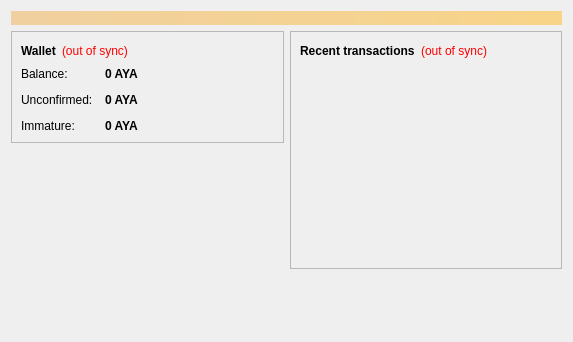
Above: src/qt/forms/overviewpage.ui from Aryacoin/Aryacoin before the change. Below: the same form after it.
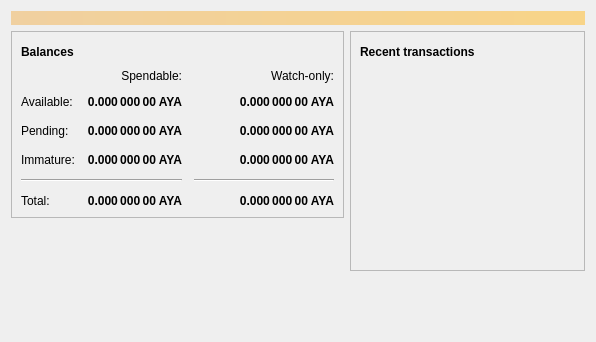
That is the form after the change. Icons and pictures are not drawn.

Patch:
```diff
--- a/src/qt/forms/overviewpage.ui
+++ b/src/qt/forms/overviewpage.ui
@@ -6,7 +6,7 @@
    <rect>
     <x>0</x>
     <y>0</y>
-    <width>573</width>
+    <width>596</width>
     <height>342</height>
    </rect>
   </property>
@@ -20,7 +20,7 @@
       <bool>false</bool>
      </property>
      <property name="styleSheet">
-      <string notr="true">background-color: qlineargradient(x1: 0, y1: 0, x2: 1, y2: 0, stop:0 #F0D0A0, stop:1 #F8D488); color:#000000;</string>
+      <string notr="true">QLabel { background-color: qlineargradient(x1: 0, y1: 0, x2: 1, y2: 0, stop:0 #F0D0A0, stop:1 #F8D488); color:#000000; }</string>
      </property>
      <property name="wordWrap">
       <bool>true</bool>
@@ -54,27 +54,197 @@
                </font>
               </property>
               <property name="text">
-               <string>Wallet</string>
+               <string>Balances</string>
               </property>
              </widget>
             </item>
             <item>
-             <widget class="QLabel" name="labelWalletStatus">
+             <widget class="QPushButton" name="labelWalletStatus">
+              <property name="enabled">
+               <bool>false</bool>
+              </property>
+              <property name="maximumSize">
+               <size>
+                <width>30</width>
+                <height>16777215</height>
+               </size>
+              </property>
               <property name="toolTip">
                <string>The displayed information may be out of date. Your wallet automatically synchronizes with the Aryacoin network after a connection is established, but this process has not completed yet.</string>
               </property>
-              <property name="styleSheet">
-               <string notr="true">QLabel { color: red; }</string>
-              </property>
               <property name="text">
-               <string notr="true">(out of sync)</string>
+               <string/>
               </property>
-              <property name="alignment">
-               <set>Qt::AlignLeading|Qt::AlignLeft|Qt::AlignVCenter</set>
+              <property name="icon">
+               <iconset resource="../bitcoin.qrc">
+                <normaloff>:/icons/warning</normaloff>
+                <disabledoff>:/icons/warning</disabledoff>:/icons/warning</iconset>
+              </property>
+              <property name="iconSize">
+               <size>
+                <width>24</width>
+                <height>24</height>
+               </size>
+              </property>
+              <property name="flat">
+               <bool>true</bool>
               </property>
              </widget>
             </item>
             <item>
+             <spacer name="horizontalSpacer_3">
+              <property name="orientation">
+               <enum>Qt::Horizontal</enum>
+              </property>
+              <property name="sizeHint" stdset="0">
+               <size>
+                <width>40</width>
+                <height>20</height>
+               </size>
+              </property>
+             </spacer>
+            </item>
+           </layout>
+          </item>
+          <item>
+           <layout class="QGridLayout" name="gridLayout">
+            <property name="spacing">
+             <number>12</number>
+            </property>
+            <item row="2" column="2">
+             <widget class="QLabel" name="labelWatchPending">
+              <property name="font">
+               <font>
+                <weight>75</weight>
+                <bold>true</bold>
+               </font>
+              </property>
+              <property name="cursor">
+               <cursorShape>IBeamCursor</cursorShape>
+              </property>
+              <property name="toolTip">
+               <string>Unconfirmed transactions to watch-only addresses</string>
+              </property>
+              <property name="text">
+               <string notr="true">0.000 000 00 AYA</string>
+              </property>
+              <property name="alignment">
+               <set>Qt::AlignRight|Qt::AlignTrailing|Qt::AlignVCenter</set>
+              </property>
+              <property name="textInteractionFlags">
+               <set>Qt::LinksAccessibleByMouse|Qt::TextSelectableByKeyboard|Qt::TextSelectableByMouse</set>
+              </property>
+             </widget>
+            </item>
+            <item row="2" column="1">
+             <widget class="QLabel" name="labelUnconfirmed">
+              <property name="font">
+               <font>
+                <weight>75</weight>
+                <bold>true</bold>
+               </font>
+              </property>
+              <property name="cursor">
+               <cursorShape>IBeamCursor</cursorShape>
+              </property>
+              <property name="toolTip">
+               <string>Total of transactions that have yet to be confirmed, and do not yet count toward the spendable balance</string>
+              </property>
+              <property name="text">
+               <string notr="true">0.000 000 00 AYA</string>
+              </property>
+              <property name="alignment">
+               <set>Qt::AlignRight|Qt::AlignTrailing|Qt::AlignVCenter</set>
+              </property>
+              <property name="textInteractionFlags">
+               <set>Qt::LinksAccessibleByMouse|Qt::TextSelectableByKeyboard|Qt::TextSelectableByMouse</set>
+              </property>
+             </widget>
+            </item>
+            <item row="3" column="2">
+             <widget class="QLabel" name="labelWatchImmature">
+              <property name="font">
+               <font>
+                <weight>75</weight>
+                <bold>true</bold>
+               </font>
+              </property>
+              <property name="cursor">
+               <cursorShape>IBeamCursor</cursorShape>
+              </property>
+              <property name="toolTip">
+               <string>Mined balance in watch-only addresses that has not yet matured</string>
+              </property>
+              <property name="text">
+               <string notr="true">0.000 000 00 AYA</string>
+              </property>
+              <property name="alignment">
+               <set>Qt::AlignRight|Qt::AlignTrailing|Qt::AlignVCenter</set>
+              </property>
+              <property name="textInteractionFlags">
+               <set>Qt::LinksAccessibleByMouse|Qt::TextSelectableByKeyboard|Qt::TextSelectableByMouse</set>
+              </property>
+             </widget>
+            </item>
+            <item row="4" column="0" colspan="2">
+             <widget class="Line" name="line">
+              <property name="orientation">
+               <enum>Qt::Horizontal</enum>
+              </property>
+             </widget>
+            </item>
+            <item row="4" column="2">
+             <widget class="Line" name="lineWatchBalance">
+              <property name="sizePolicy">
+               <sizepolicy hsizetype="Preferred" vsizetype="Fixed">
+                <horstretch>0</horstretch>
+                <verstretch>0</verstretch>
+               </sizepolicy>
+              </property>
+              <property name="minimumSize">
+               <size>
+                <width>140</width>
+                <height>0</height>
+               </size>
+              </property>
+              <property name="orientation">
+               <enum>Qt::Horizontal</enum>
+              </property>
+             </widget>
+            </item>
+            <item row="5" column="0">
+             <widget class="QLabel" name="labelTotalText">
+              <property name="text">
+               <string>Total:</string>
+              </property>
+             </widget>
+            </item>
+            <item row="3" column="1">
+             <widget class="QLabel" name="labelImmature">
+              <property name="font">
+               <font>
+                <weight>75</weight>
+                <bold>true</bold>
+               </font>
+              </property>
+              <property name="cursor">
+               <cursorShape>IBeamCursor</cursorShape>
+              </property>
+              <property name="toolTip">
+               <string>Mined balance that has not yet matured</string>
+              </property>
+              <property name="text">
+               <string notr="true">0.000 000 00 AYA</string>
+              </property>
+              <property name="alignment">
+               <set>Qt::AlignRight|Qt::AlignTrailing|Qt::AlignVCenter</set>
+              </property>
+              <property name="textInteractionFlags">
+               <set>Qt::LinksAccessibleByMouse|Qt::TextSelectableByKeyboard|Qt::TextSelectableByMouse</set>
+              </property>
+             </widget>
+            </item>
+            <item row="2" column="3">
              <spacer name="horizontalSpacer_2">
               <property name="orientation">
                <enum>Qt::Horizontal</enum>
@@ -87,28 +257,15 @@
               </property>
              </spacer>
             </item>
-           </layout>
-          </item>
-          <item>
-           <layout class="QFormLayout" name="formLayout_2">
-            <property name="fieldGrowthPolicy">
-             <enum>QFormLayout::AllNonFixedFieldsGrow</enum>
-            </property>
-            <property name="horizontalSpacing">
-             <number>12</number>
-            </property>
-            <property name="verticalSpacing">
-             <number>12</number>
-            </property>
-            <item row="0" column="0">
-             <widget class="QLabel" name="label">
+            <item row="3" column="0">
+             <widget class="QLabel" name="labelImmatureText">
               <property name="text">
-               <string>Balance:</string>
+               <string>Immature:</string>
               </property>
              </widget>
             </item>
-            <item row="0" column="1">
-             <widget class="QLabel" name="labelBalance">
+            <item row="5" column="1">
+             <widget class="QLabel" name="labelTotal">
               <property name="font">
                <font>
                 <weight>75</weight>
@@ -122,22 +279,60 @@
                <string>Your current balance</string>
               </property>
               <property name="text">
-               <string notr="true">0 AYA</string>
+               <string notr="true">0.000 000 00 AYA</string>
               </property>
+              <property name="alignment">
+               <set>Qt::AlignRight|Qt::AlignTrailing|Qt::AlignVCenter</set>
+              </property>
               <property name="textInteractionFlags">
                <set>Qt::LinksAccessibleByMouse|Qt::TextSelectableByKeyboard|Qt::TextSelectableByMouse</set>
               </property>
              </widget>
             </item>
+            <item row="5" column="2">
+             <widget class="QLabel" name="labelWatchTotal">
+              <property name="font">
+               <font>
+                <weight>75</weight>
+                <bold>true</bold>
+               </font>
+              </property>
+              <property name="cursor">
+               <cursorShape>IBeamCursor</cursorShape>
+              </property>
+              <property name="toolTip">
+               <string>Current total balance in watch-only addresses</string>
+              </property>
+              <property name="text">
+               <string notr="true">0.000 000 00 AYA</string>
+              </property>
+              <property name="alignment">
+               <set>Qt::AlignRight|Qt::AlignTrailing|Qt::AlignVCenter</set>
+              </property>
+              <property name="textInteractionFlags">
+               <set>Qt::LinksAccessibleByMouse|Qt::TextSelectableByKeyboard|Qt::TextSelectableByMouse</set>
+              </property>
+             </widget>
+            </item>
+            <item row="0" column="2">
+             <widget class="QLabel" name="labelWatchonly">
+              <property name="text">
+               <string>Watch-only:</string>
+              </property>
+              <property name="alignment">
+               <set>Qt::AlignRight|Qt::AlignTrailing|Qt::AlignVCenter</set>
+              </property>
+             </widget>
+            </item>
             <item row="1" column="0">
-             <widget class="QLabel" name="label_3">
+             <widget class="QLabel" name="labelBalanceText">
               <property name="text">
-               <string>Unconfirmed:</string>
+               <string>Available:</string>
               </property>
              </widget>
             </item>
             <item row="1" column="1">
-             <widget class="QLabel" name="labelUnconfirmed">
+             <widget class="QLabel" name="labelBalance">
               <property name="font">
                <font>
                 <weight>75</weight>
@@ -151,7 +346,35 @@
                <string>Total of transactions that have yet to be confirmed, and do not yet count toward the current balance</string>
               </property>
               <property name="text">
-               <string notr="true">0 AYA</string>
+               <string notr="true">0.000 000 00 AYA</string>
+              </property>
+              <property name="alignment">
+               <set>Qt::AlignRight|Qt::AlignTrailing|Qt::AlignVCenter</set>
+              </property>
+              <property name="textInteractionFlags">
+               <set>Qt::LinksAccessibleByMouse|Qt::TextSelectableByKeyboard|Qt::TextSelectableByMouse</set>
+              </property>
+             </widget>
+            </item>
+            <item row="1" column="2">
+             <widget class="QLabel" name="labelWatchAvailable">
+              <property name="font">
+               <font>
+                <weight>75</weight>
+                <bold>true</bold>
+               </font>
+              </property>
+              <property name="cursor">
+               <cursorShape>IBeamCursor</cursorShape>
+              </property>
+              <property name="toolTip">
+               <string>Your current balance in watch-only addresses</string>
+              </property>
+              <property name="text">
+               <string notr="true">0.000 000 00 AYA</string>
+              </property>
+              <property name="alignment">
+               <set>Qt::AlignRight|Qt::AlignTrailing|Qt::AlignVCenter</set>
               </property>
               <property name="textInteractionFlags">
                <set>Qt::LinksAccessibleByMouse|Qt::TextSelectableByKeyboard|Qt::TextSelectableByMouse</set>
@@ -159,28 +382,19 @@
              </widget>
             </item>
             <item row="2" column="0">
-             <widget class="QLabel" name="labelImmatureText">
+             <widget class="QLabel" name="labelPendingText">
               <property name="text">
-               <string>Immature:</string>
+               <string>Pending:</string>
               </property>
              </widget>
             </item>
-            <item row="2" column="1">
-             <widget class="QLabel" name="labelImmature">
-              <property name="font">
-               <font>
-                <weight>75</weight>
-                <bold>true</bold>
-               </font>
-              </property>
-              <property name="toolTip">
-               <string>Mined balance that has not yet matured</string>
-              </property>
+            <item row="0" column="1">
+             <widget class="QLabel" name="labelSpendable">
               <property name="text">
-               <string notr="true">0 AYA</string>
+               <string>Spendable:</string>
               </property>
-              <property name="textInteractionFlags">
-               <set>Qt::LinksAccessibleByMouse|Qt::TextSelectableByKeyboard|Qt::TextSelectableByMouse</set>
+              <property name="alignment">
+               <set>Qt::AlignRight|Qt::AlignTrailing|Qt::AlignVCenter</set>
               </property>
              </widget>
             </item>
@@ -219,24 +433,47 @@
            <layout class="QHBoxLayout" name="horizontalLayout_2">
             <item>
              <widget class="QLabel" name="label_4">
+              <property name="font">
+               <font>
+                <weight>75</weight>
+                <bold>true</bold>
+               </font>
+              </property>
               <property name="text">
-               <string>&lt;b&gt;Recent transactions&lt;/b&gt;</string>
+               <string>Recent transactions</string>
               </property>
              </widget>
             </item>
             <item>
-             <widget class="QLabel" name="labelTransactionsStatus">
+             <widget class="QPushButton" name="labelTransactionsStatus">
+              <property name="enabled">
+               <bool>false</bool>
+              </property>
+              <property name="maximumSize">
+               <size>
+                <width>30</width>
+                <height>16777215</height>
+               </size>
+              </property>
               <property name="toolTip">
                <string>The displayed information may be out of date. Your wallet automatically synchronizes with the Aryacoin network after a connection is established, but this process has not completed yet.</string>
               </property>
-              <property name="styleSheet">
-               <string notr="true">QLabel { color: red; }</string>
-              </property>
               <property name="text">
-               <string notr="true">(out of sync)</string>
+               <string/>
               </property>
-              <property name="alignment">
-               <set>Qt::AlignRight|Qt::AlignTrailing|Qt::AlignVCenter</set>
+              <property name="icon">
+               <iconset resource="../bitcoin.qrc">
+                <normaloff>:/icons/warning</normaloff>
+                <disabledoff>:/icons/warning</disabledoff>:/icons/warning</iconset>
+              </property>
+              <property name="iconSize">
+               <size>
+                <width>24</width>
+                <height>24</height>
+               </size>
+              </property>
+              <property name="flat">
+               <bool>true</bool>
               </property>
              </widget>
             </item>
```
Left out of the diff: 7 changed lines with no effect on the pictures.
